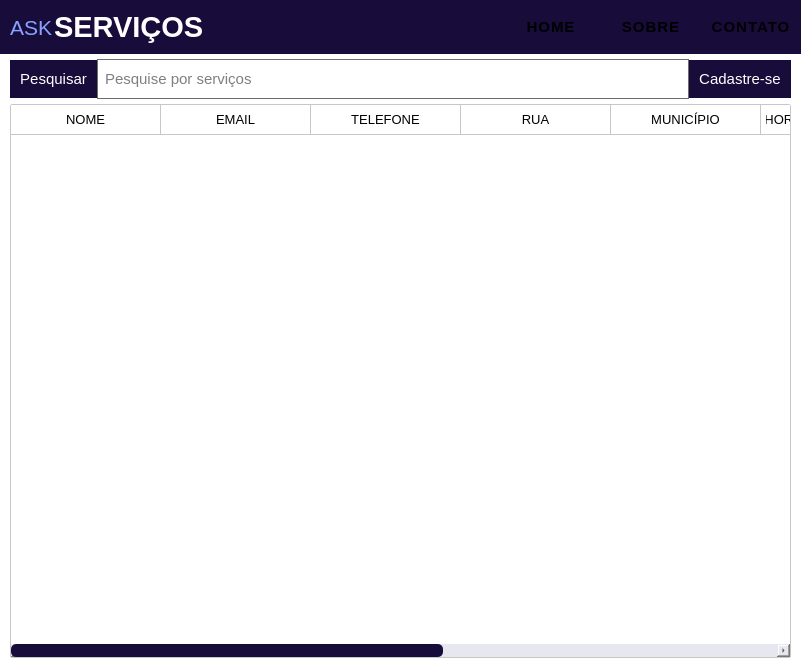
First picture: the form in DesignAsk.ui, repository vitchin/projeto-askservicos-desktop-python, before the edit.
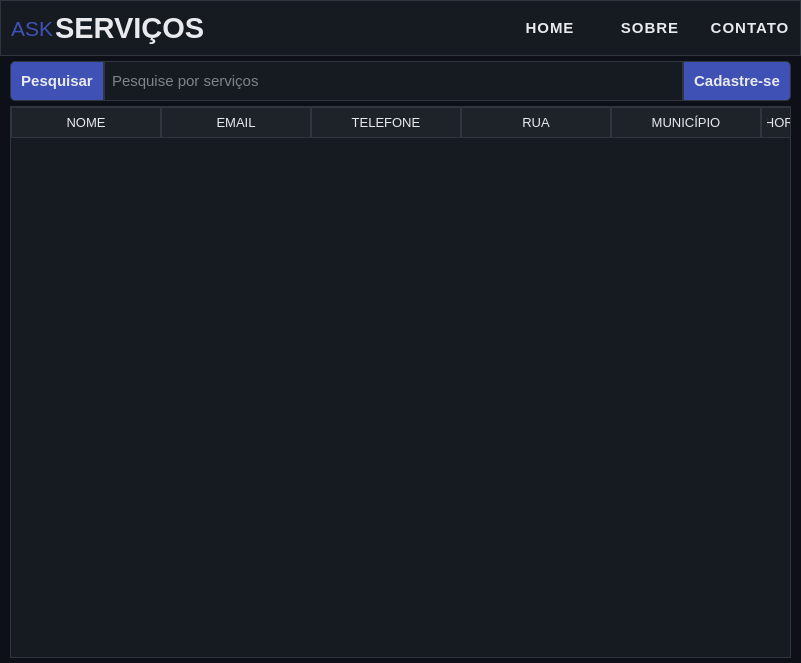
Second picture: the form after the edit.

Commit message:
feat: Aplica tema escuro no DesignAsk.ui e ui_DesignAsk.py
Apliquei um tema escuro estilo GitHub aos arquivos DesignAsk.ui e ui_DesignAsk.py, conforme solicitado. Os estilos foram aplicados inline para garantir a compatibilidade com o Qt Designer, e todos os nomes de widgets e layouts foram preservados.

Patch:
```diff
--- a/DesignAsk.ui
+++ b/DesignAsk.ui
@@ -32,7 +32,7 @@
    <string>MainWindow</string>
   </property>
   <property name="styleSheet">
-   <string notr="true">background-color: rgb(255, 255, 255);</string>
+   <string notr="true">background-color: #0D1117;</string>
   </property>
   <widget class="QWidget" name="centralwidget">
    <layout class="QVBoxLayout" name="verticalLayout">
@@ -56,8 +56,8 @@
       <property name="styleSheet">
        <string notr="true">margin: 0px;
 padding: 0px;
-border: transparent;
-background-color: rgb(24, 12, 59);</string>
+border: 1px solid #30363D;
+background-color: #161B22;</string>
       </property>
       <property name="frameShape">
        <enum>QFrame::StyledPanel</enum>
@@ -83,6 +83,9 @@
        </property>
        <item>
         <widget class="QFrame" name="frame_12">
+         <property name="styleSheet">
+          <string notr="true">border: none;</string>
+         </property>
          <property name="frameShape">
           <enum>QFrame::StyledPanel</enum>
          </property>
@@ -118,7 +121,8 @@
             <property name="styleSheet">
              <string notr="true">margin: 0px;
 padding: 0px;
-color: rgb(135, 163, 255);</string>
+color: #3F51B5;
+border: none;</string>
             </property>
             <property name="text">
              <string>ASK</string>
@@ -144,7 +148,8 @@
             <property name="styleSheet">
              <string notr="true">margin: 0px;
 padding: 0px;
-color: rgb(255, 255, 255);
+color: #E8EAED;
+border: none;
 </string>
             </property>
             <property name="text">
@@ -198,9 +203,9 @@
           <font>
            <family>Leelawadee UI</family>
            <pointsize>11</pointsize>
-           <weight>50</weight>
+           <weight>75</weight>
            <italic>false</italic>
-           <bold>false</bold>
+           <bold>true</bold>
           </font>
          </property>
          <property name="cursor">
@@ -211,11 +216,9 @@
 	padding: 5px;
 	border: none;
 	border-radius: 0px;
-	color: &quot;white&quot;;
+	color: #E8EAED;
 	letter-spacing:1px;
-	font-weight: 500;
 	background-color: transparent;
-	font: &quot;Leelawadee&quot;;
 }
 QPushButton:hover{
 	background-color: rgb(61, 76, 161);
@@ -250,9 +253,9 @@
           <font>
            <family>Leelawadee UI</family>
            <pointsize>11</pointsize>
-           <weight>50</weight>
+           <weight>75</weight>
            <italic>false</italic>
-           <bold>false</bold>
+           <bold>true</bold>
           </font>
          </property>
          <property name="cursor">
@@ -263,11 +266,9 @@
 	padding: 5px;
 	border: none;
 	border-radius: 0px;
-	color: &quot;white&quot;;
+	color: #E8EAED;
 	letter-spacing:1px;
-	font-weight: 500;
 	background-color: transparent;
-	font: &quot;Leelawadee&quot;;
 }
 QPushButton:hover{
 	background-color: rgb(61, 76, 161);
@@ -302,9 +303,9 @@
           <font>
            <family>Leelawadee UI</family>
            <pointsize>11</pointsize>
-           <weight>50</weight>
+           <weight>75</weight>
            <italic>false</italic>
-           <bold>false</bold>
+           <bold>true</bold>
           </font>
          </property>
          <property name="cursor">
@@ -315,11 +316,9 @@
 	padding: 5px;
 	border: none;
 	border-radius: 0px;
-	color: &quot;white&quot;;
+	color: #E8EAED;
 	letter-spacing:1px;
-	font-weight: 500;
 	background-color: transparent;
-	font: &quot;Leelawadee&quot;;
 }
 QPushButton:hover{
 	background-color: rgb(61, 76, 161);
@@ -342,9 +341,7 @@
        </size>
       </property>
       <property name="styleSheet">
-       <string notr="true">border-radius:2px;
-background-color: qlineargradient(spread:pad, x1:0.512, y1:0, x2:0.5, y2:0.994, stop:0 rgba(0, 16, 223, 0), stop:0.994318 rgba(105, 80, 219, 0));
-</string>
+       <string notr="true">background-color: transparent;</string>
       </property>
       <property name="currentIndex">
        <number>0</number>
@@ -380,9 +377,8 @@
           <property name="styleSheet">
            <string notr="true">margin: 0px;
 padding: 0px;
-border: transparent;
-border-radius: 20px;
-background-color: rgb(255, 255, 255);</string>
+border-radius: 5px;
+background-color: #161B22;</string>
           </property>
           <property name="frameShape">
            <enum>QFrame::StyledPanel</enum>
@@ -412,8 +408,8 @@
               <font>
                <family>Leelawadee UI</family>
                <pointsize>11</pointsize>
-               <weight>50</weight>
-               <bold>false</bold>
+               <weight>75</weight>
+               <bold>true</bold>
               </font>
              </property>
              <property name="cursor">
@@ -422,12 +418,15 @@
              <property name="styleSheet">
               <string notr="true">QPushButton{
 	padding: 10px;
-	background-color: rgb(24, 12, 59);
-	border: transparent;
+	background-color: #3F51B5;
+	border: 1px solid #30363D;
 	border-top-right-radius:0px;
 	border-bottom-right-radius: 0px;	
-	color: rgb(255, 255, 255);
-;}
+	border-top-left-radius: 5px;
+	border-bottom-left-radius: 5px;
+	color: #E8EAED;
+    box-shadow: 0px 2px 5px rgba(0, 0, 0, 0.2);
+}
 QPushButton:hover{
 	background-color: rgb(61, 76, 161);
 }
@@ -463,8 +462,9 @@
              <property name="styleSheet">
               <string notr="true">margin: 0px;
 padding: 5px;
-color: rgb(0, 0, 0);
-border: 1px solid rgb(109, 109, 109);
+color: #E8EAED;
+background-color: #161B22;
+border: 1px solid #30363D;
 border-radius:0px;</string>
              </property>
              <property name="maxLength">
@@ -484,8 +484,8 @@
               <font>
                <family>Leelawadee UI</family>
                <pointsize>11</pointsize>
-               <weight>50</weight>
-               <bold>false</bold>
+               <weight>75</weight>
+               <bold>true</bold>
               </font>
              </property>
              <property name="cursor">
@@ -497,12 +497,15 @@
              <property name="styleSheet">
               <string notr="true">QPushButton{
 	padding: 10px;
-	background-color: rgb(24, 12, 59);
-	border: transparent;
+	background-color: #3F51B5;
+	border: 1px solid #30363D;
 	border-top-left-radius:0px;
 	border-bottom-left-radius: 0px;
-	color: rgb(255, 255, 255);
-;}
+	border-top-right-radius: 5px;
+	border-bottom-right-radius: 5px;
+	color: #E8EAED;
+    box-shadow: 0px 2px 5px rgba(0, 0, 0, 0.2);
+}
 QPushButton:hover{
 	background-color: rgb(61, 76, 161);
 }
@@ -528,82 +531,50 @@
            <cursorShape>PointingHandCursor</cursorShape>
           </property>
           <property name="styleSheet">
-           <string notr="true">QHeaderView:section{
-	padding: 5px;
-	background-color: rgb(255, 255, 255);
-	color: rgb(0, 0, 0);
-	border: transparent;
-	border-right: 1px solid rgb(199, 199, 199);
-	border-bottom: 1px solid rgb(199, 199, 199);
+           <string notr="true">QTableWidget {
+    background-color: #161B22;
+    color: #E8EAED;
+    border: 1px solid #30363D;
+    gridline-color: #30363D;
 }
 QHeaderView:section:hover{
 	background-color: rgb(231, 231, 239);
 }
 
-QTableWidget{
-	background-color: rgb(255, 255, 255);
-	border: 1px solid rgb(199, 199, 199);
+QHeaderView::section {
+    background-color: #1E232A;
+    color: #E8EAED;
+    padding: 5px;
+    border: 1px solid #30363D;
 }
 
-/*Mexendo no scrollbar*/
-
-QScrollBar:horizontal{
-	border: transparent;
-	border-radius: 0px;
-	background-color: rgb(231, 231, 239);
-	height: 13px;
+QScrollBar:vertical, QScrollBar:horizontal {
+    border: 1px solid #30363D;
+    background: #161B22;
+    width: 15px;
+    margin: 22px 0 22px 0;
 }
 
-QScrollBar::handle:horizontal{
-	background-color: rgb(24, 12, 59);
-	/*min-height: 10px;*/
-	border-radius: 5px;
+QScrollBar::handle:vertical, QScrollBar::handle:horizontal {
+    background: #3F51B5;
+    min-height: 20px;
 }
 
-QScrollBar::handle:horizontal:hover{
-	background-color: rgb(61, 76, 161);
+QScrollBar::add-line:vertical, QScrollBar::sub-line:vertical,
+QScrollBar::add-line:horizontal, QScrollBar::sub-line:horizontal {
+    border: 1px solid #30363D;
+    background: #1E232A;
+    height: 20px;
+    subcontrol-position: top;
+    subcontrol-origin: margin;
 }
 
-/*Mexendo na seta direita*/
-QScollBar::sub-line:horizontal{
-	border:transparent;
-	background-color: rgba(203, 204, 210, 150);
-	height: 15px;
-	border-top-left-radius: 10px;
-	border-top-right-radius: 10px;
-	subcontrol-position:top;
-	subcontrol-origin: margin;
-}
-QScollBar::sub-line:horizontal:hover {
-	background-color: rgb(61, 76, 161);
-}
-
-/*Mexendo na seta esquerda*/
-QScollBar::add-line:vertical {
-	border:none;
-    background-color: rgba(203, 204, 210, 150);		
-	height: 15px;
-	border-top-left-radius: 7px;
-	border-top-right-radius: 7px;
-	subcontrol-position:bottom;
-	subcontrol-origin: margin;
-}
-QScollBar::add-line:horizontal:hover {
-	background-color: rgb(61, 76, 161);
-}
-
-/*Mexendo nas setas direita e esquerda*/
-QScrollBar::up-arrow:horizontal, QScrollBar::down-arrow:horizontal{
-	background-color: qlineargradient(spread:pad, x1:0, y1:0, x2:1, y2:0, stop:0 rgba(0, 0, 0, 0), stop:1 rgba(255, 255, 255, 0));
-}
-
-QScrollBar::add-page:horizontal, QScrollBar::sub-page:horizontal{
-		background-color: qlineargradient(spread:pad, x1:0, y1:0, x2:1, y2:0, stop:0 rgba(0, 0, 0, 0), stop:1 rgba(255, 255, 255, 0));
-}
-
-
-
-</string>
+QScrollBar::up-arrow:vertical, QScrollBar::down-arrow:vertical,
+QScrollBar::left-arrow:horizontal, QScrollBar::right-arrow:horizontal {
+     width: 3px;
+     height: 3px;
+     background: #E8EAED;
+}</string>
           </property>
           <attribute name="horizontalHeaderMinimumSectionSize">
            <number>100</number>
```
Left out of the diff: 298 changed lines with no effect on the pictures. The commit also changes 1 other file.
